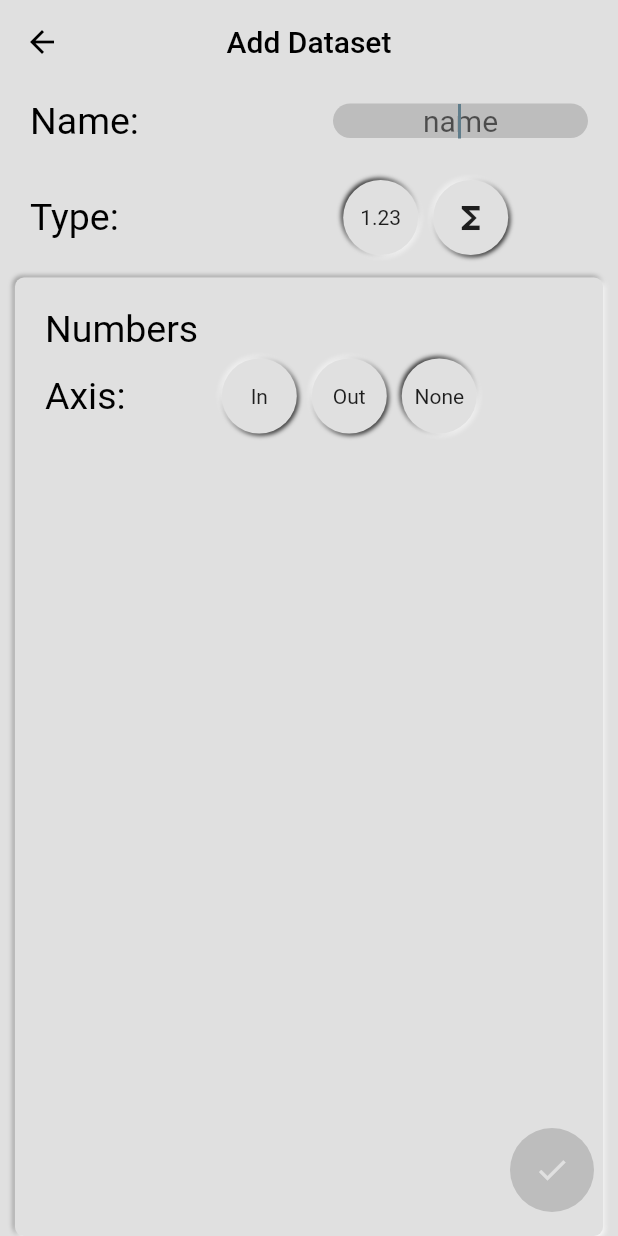
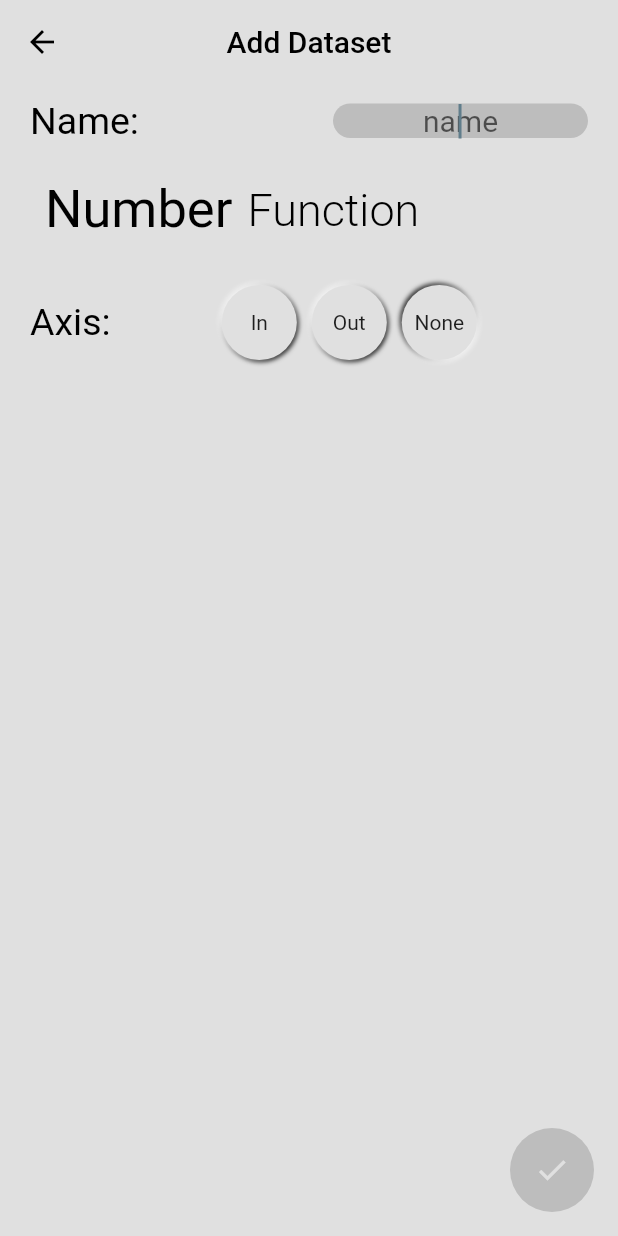
Before and after one commit to luetflor/loggr, a Flutter app: the DataSetAdder screen opened directly, on a phone screen of 412 x 824 dp. Run offline on Flutter 3.47's test engine with Material 2 defaults, Android fonts, the phone set to English and light mode, and no system bars.

Commit message:
Changed the Type Selector in DataSetAdder.dart

```diff
--- a/lib/DataSetAdder.dart
+++ b/lib/DataSetAdder.dart
@@ -28,7 +28,7 @@ class DataSetState extends State<DataSetAdder> with SingleTickerProviderStateMix
 
   @override
   void initState() {
-    controller = AnimationController(vsync: this, duration: Duration(milliseconds: 500));
+    controller = AnimationController(vsync: this, duration: Duration(milliseconds: 150));
     controller.addListener(() => setState(() {}));
     controller.forward(); // Start of animating in
     animType = CurvedAnimation(parent: controller, curve: Curves.easeInOut);
@@ -101,49 +101,39 @@ class DataSetState extends State<DataSetAdder> with SingleTickerProviderStateMix
         ),
 
         //Type Selector
-        Container(
-          margin: EdgeInsets.symmetric(horizontal: 20.0, vertical: 10.0),
-          child: Row(
-            children: <Widget>[
-              Text('Type:', style: titleStyle, textAlign: TextAlign.start),
-              Expanded(child: Container(), flex: 3,),
-              SurfaceSwitch(
-                type == ValueType.Number,
-                margin: EdgeInsets.all(5),
-                child: Center(child: Text('1.23'),),
-                width: 50, height: 50,
-                onPress: () => setState(() {
-                  type = ValueType.Number;
-                  controller.forward(from: 0.0);
-                }),
-              ),
-              SurfaceSwitch(
-                type == ValueType.Function,
-                margin: EdgeInsets.all(5),
-                child: Center(child: Icon(Icons.functions),),
-                width: 50, height: 50,
-                onPress: () => setState(() {
-                  type = ValueType.Function;
-                  controller.forward(from: 0.0);
-                  Navigator.push(context, MaterialPageRoute(builder: (context) => FormulaEditor(title: 'Add Function')));
-                }),
-              ),
-              Expanded(child: Container(), flex: 1,),
-            ],
-          ),
-        ),
+        buildTypeSelector(data),
 
         //Type Data Editor
-        Expanded(
-          child: Surface(
-            elevation: -animType.value,
-            constraints: BoxConstraints.expand(),
-            margin: EdgeInsets.symmetric(horizontal: 10),
-            padding: EdgeInsets.all(20),
-            child: Opacity(child: typeWidget, opacity: animType.value),
-          ),
-        )
+        Container(
+          child: Opacity(child: typeWidget, opacity: animType.value),
+          margin: EdgeInsets.symmetric(horizontal: 20, vertical: 10),
+        ),
       ],),
+    );
+  }
+
+  Widget buildTypeSelector(LoggrData data) {
+    return Container(
+      margin: EdgeInsets.symmetric(horizontal: 30),
+      height: 70,
+      child: Row(crossAxisAlignment: CrossAxisAlignment.center, children: <Widget>[
+        buildTitleButton(data, 'Number', type == ValueType.Number, ValueType.Number),
+        Container(width: 10,),
+        buildTitleButton(data, 'Function', type == ValueType.Function, ValueType.Function),
+      ],),
+    );
+  }
+
+  Widget buildTitleButton(LoggrData data, String text, bool on, ValueType thisType) {
+    TextStyle style;
+    if(on) style = TextStyle(color: data.textColor, fontSize: 30 + 5*animType.value);
+    else style = TextStyle(color: data.textColor, fontSize: 30, fontWeight: FontWeight.w300);
+    return GestureDetector(
+      child: Text(text, style: style),
+      onTap: () => setState(() {
+        type = thisType;
+        controller.forward(from: 0.0);
+      }),
     );
   }
 }
@@ -160,7 +150,6 @@ class NumberTypeEditor extends StatelessWidget
   @override
   Widget build(BuildContext context) {
     return Column(crossAxisAlignment: CrossAxisAlignment.start, mainAxisSize: MainAxisSize.max, children: <Widget>[
-      Text('Numbers', style: titleStyle,),
       Row(children: <Widget>[
         Text('Axis:', style: titleStyle,),
         Expanded(child: Container()),
@@ -201,7 +190,6 @@ class FunctionTypeEditor extends StatelessWidget
   @override
   Widget build(BuildContext context) {
     return Column(crossAxisAlignment: CrossAxisAlignment.start, children: <Widget>[
-      Text('Function', style: titleStyle,),
       Text('Functionality yet to come!')
     ],);
   }
--- a/lib/Graphs/AxisPainter.dart
+++ b/lib/Graphs/AxisPainter.dart
@@ -14,7 +14,7 @@ class AxisPainter extends CustomPainter
   List<DataSet> output;
   LoggrData data;
 
-  final List<double> coeffs = [0.25, 0.5, 0.75, 1.0];
+  final coeffs = [0.25, 0.5, 0.75, 1.0];
   final nx = 5.0;
   final ny = 5.0;
   final margin = 20.0;
@@ -54,8 +54,11 @@ class AxisPainter extends CustomPainter
         }
     }
 
+    //Draw the axes
 
-    //Draw the axes
+  }
+
+  void drawLineX() {
 
   }
 
```
